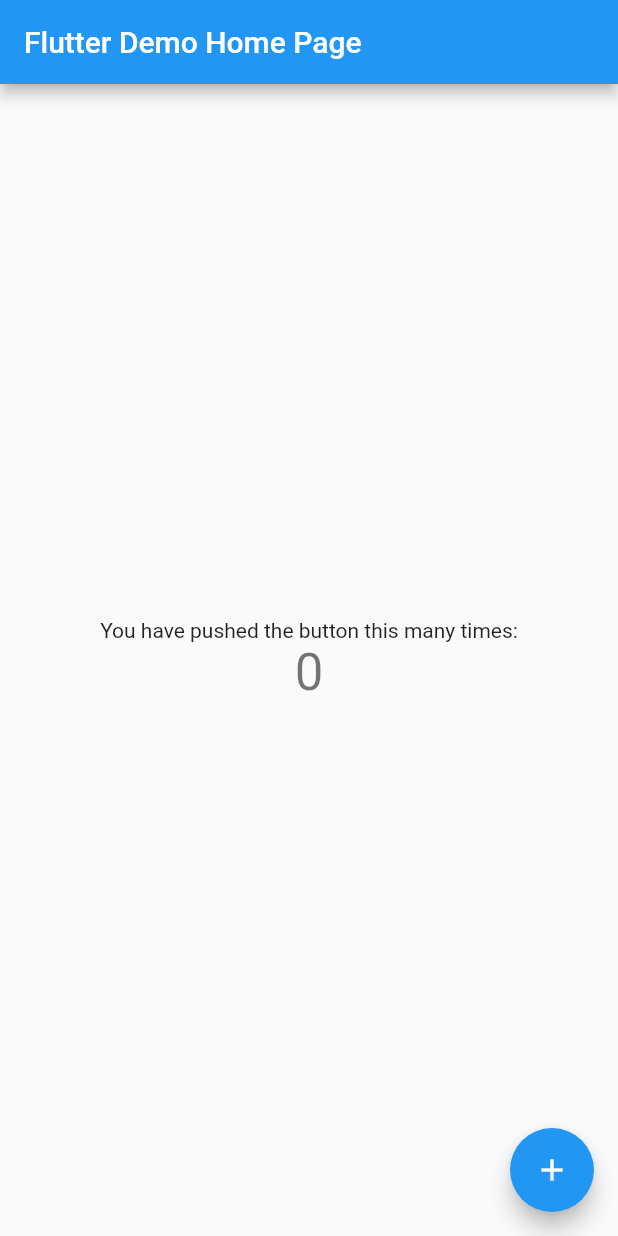
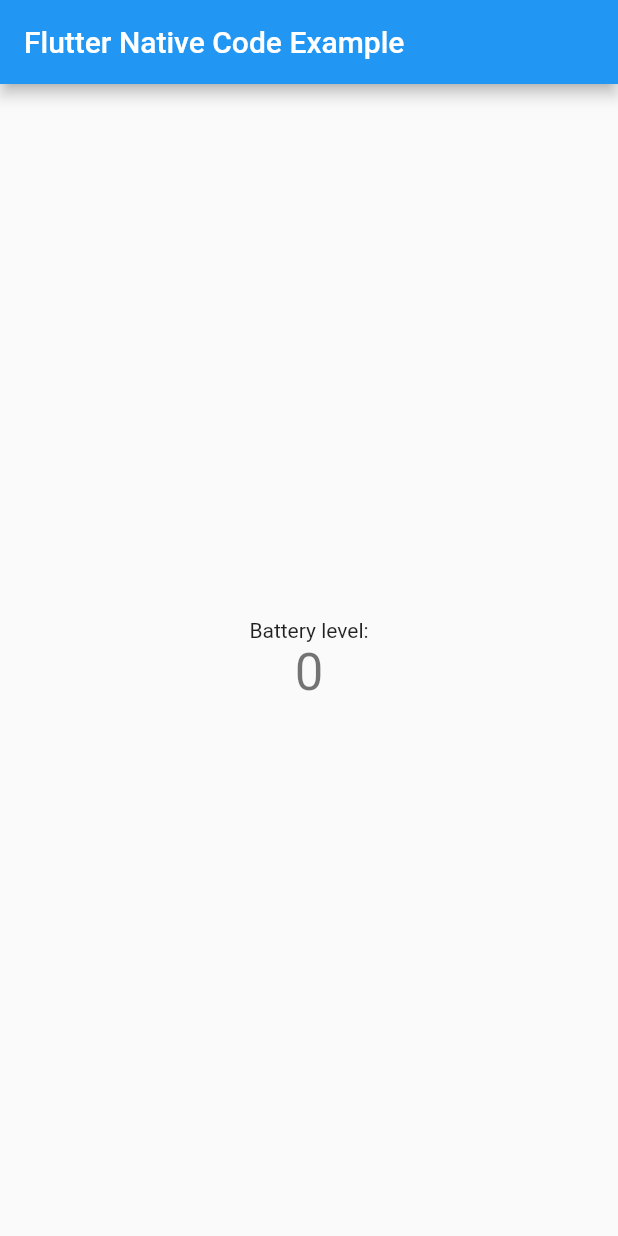
Before and after one commit to jArecki444/NativeCode_Practice_Flutter, a Flutter app: the screen it shows after launch, on a phone screen of 412 x 824 dp. Run offline on Flutter 3.47's test engine with Material 2 defaults, Android fonts, the phone set to English and light mode, and no system bars.

Commit message:
Get rid of counter example code

```diff
--- a/lib/main.dart
+++ b/lib/main.dart
@@ -11,35 +11,17 @@ class MyApp extends StatelessWidget {
   @override
   Widget build(BuildContext context) {
     return MaterialApp(
-      title: 'Flutter Demo',
+      title: 'Flutter Native Code Practice',
       theme: ThemeData(
-        // This is the theme of your application.
-        //
-        // Try running your application with "flutter run". You'll see the
-        // application has a blue toolbar. Then, without quitting the app, try
-        // changing the primarySwatch below to Colors.green and then invoke
-        // "hot reload" (press "r" in the console where you ran "flutter run",
-        // or simply save your changes to "hot reload" in a Flutter IDE).
-        // Notice that the counter didn't reset back to zero; the application
-        // is not restarted.
         primarySwatch: Colors.blue,
       ),
-      home: const MyHomePage(title: 'Flutter Demo Home Page'),
+      home: const MyHomePage(title: 'Flutter Native Code Example'),
     );
   }
 }
 
 class MyHomePage extends StatefulWidget {
   const MyHomePage({Key? key, required this.title}) : super(key: key);
-
-  // This widget is the home page of your application. It is stateful, meaning
-  // that it has a State object (defined below) that contains fields that affect
-  // how it looks.
-
-  // This class is the configuration for the state. It holds the values (in this
-  // case the title) provided by the parent (in this case the App widget) and
-  // used by the build method of the State. Fields in a Widget subclass are
-  // always marked "final".
 
   final String title;
 
@@ -48,68 +30,28 @@ class MyHomePage extends StatefulWidget {
 }
 
 class _MyHomePageState extends State<MyHomePage> {
-  int _counter = 0;
-
-  void _incrementCounter() {
-    setState(() {
-      // This call to setState tells the Flutter framework that something has
-      // changed in this State, which causes it to rerun the build method below
-      // so that the display can reflect the updated values. If we changed
-      // _counter without calling setState(), then the build method would not be
-      // called again, and so nothing would appear to happen.
-      _counter++;
-    });
-  }
+  int batteryLevel = 0;
 
   @override
   Widget build(BuildContext context) {
-    // This method is rerun every time setState is called, for instance as done
-    // by the _incrementCounter method above.
-    //
-    // The Flutter framework has been optimized to make rerunning build methods
-    // fast, so that you can just rebuild anything that needs updating rather
-    // than having to individually change instances of widgets.
     return Scaffold(
       appBar: AppBar(
-        // Here we take the value from the MyHomePage object that was created by
-        // the App.build method, and use it to set our appbar title.
         title: Text(widget.title),
       ),
       body: Center(
-        // Center is a layout widget. It takes a single child and positions it
-        // in the middle of the parent.
         child: Column(
-          // Column is also a layout widget. It takes a list of children and
-          // arranges them vertically. By default, it sizes itself to fit its
-          // children horizontally, and tries to be as tall as its parent.
-          //
-          // Invoke "debug painting" (press "p" in the console, choose the
-          // "Toggle Debug Paint" action from the Flutter Inspector in Android
-          // Studio, or the "Toggle Debug Paint" command in Visual Studio Code)
-          // to see the wireframe for each widget.
-          //
-          // Column has various properties to control how it sizes itself and
-          // how it positions its children. Here we use mainAxisAlignment to
-          // center the children vertically; the main axis here is the vertical
-          // axis because Columns are vertical (the cross axis would be
-          // horizontal).
           mainAxisAlignment: MainAxisAlignment.center,
           children: <Widget>[
             const Text(
-              'You have pushed the button this many times:',
+              'Battery level:',
             ),
             Text(
-              '$_counter',
+              '$batteryLevel',
               style: Theme.of(context).textTheme.headline4,
             ),
           ],
         ),
       ),
-      floatingActionButton: FloatingActionButton(
-        onPressed: _incrementCounter,
-        tooltip: 'Increment',
-        child: const Icon(Icons.add),
-      ), // This trailing comma makes auto-formatting nicer for build methods.
     );
   }
 }
```
